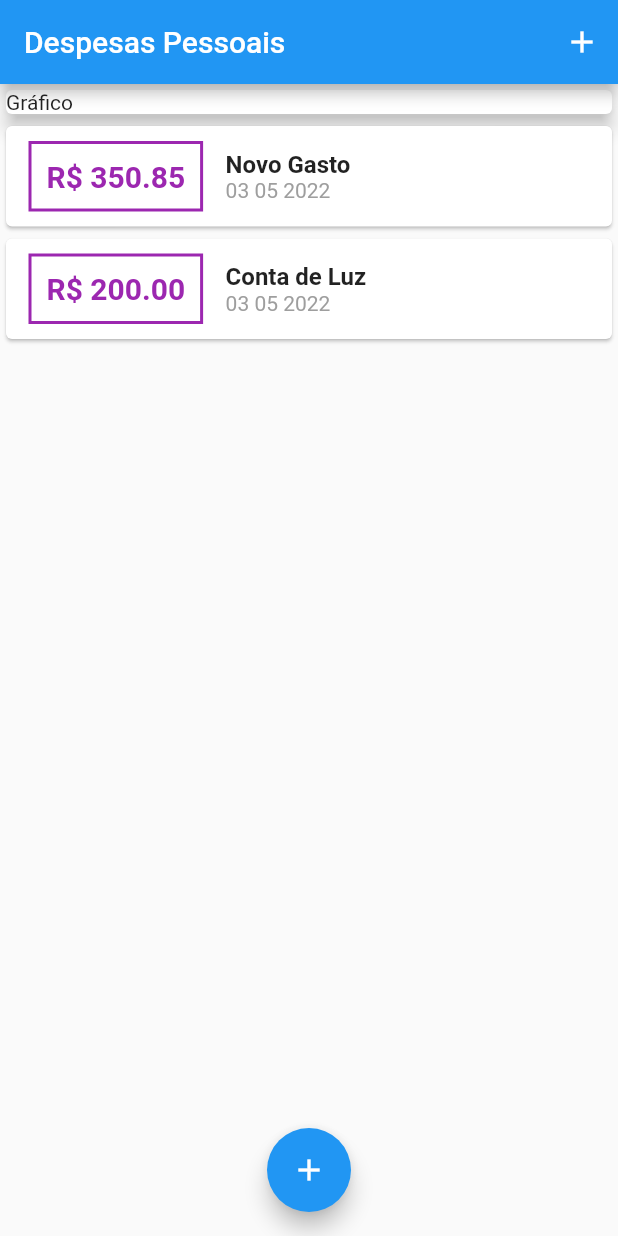
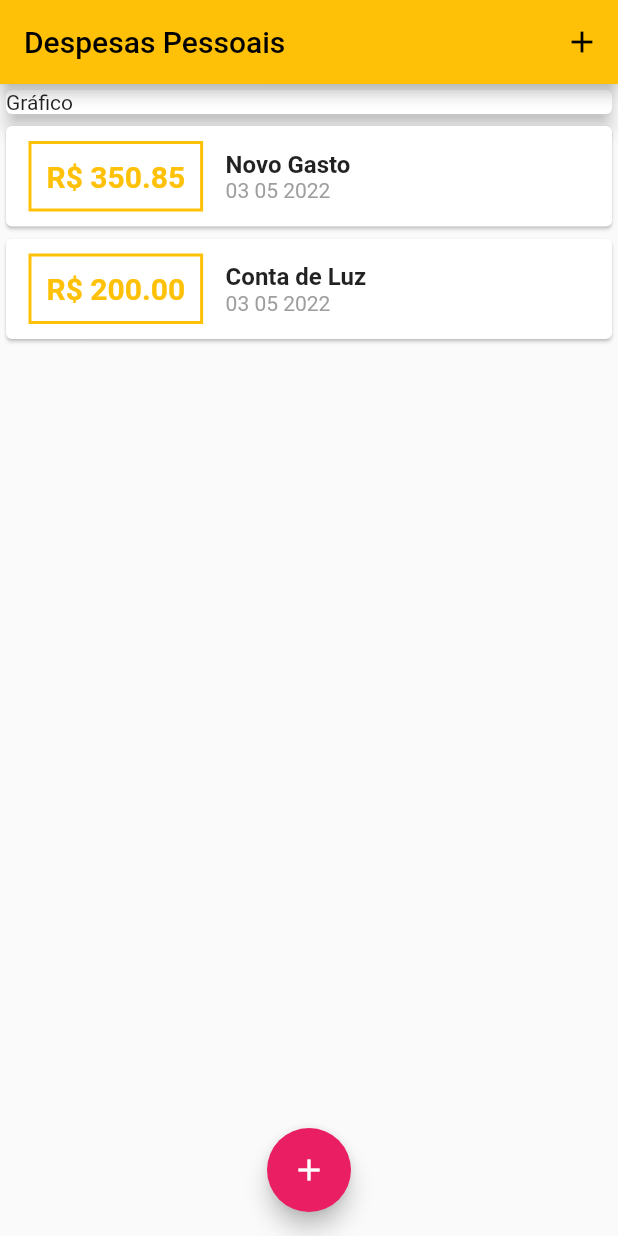
Before and after one commit to LucasWMedeiros/ProjetoGastosPessoais, a Flutter app: the screen it shows after launch, on a phone screen of 412 x 824 dp. Run offline on Flutter 3.47's test engine with Material 2 defaults, Android fonts, the phone set to English and light mode, and no system bars.

Commit message:
alterando esquema basico de cor do app

```diff
--- a/lib/componentes/transaction_form.dart
+++ b/lib/componentes/transaction_form.dart
@@ -1,9 +1,5 @@
 // ignore_for_file: prefer_const_constructors, deprecated_member_use, use_key_in_widget_constructors
-
-import 'dart:ffi';
-
 import 'package:flutter/material.dart';
-import 'package:flutter/services.dart';
 
 class TransactionForm extends StatefulWidget {
   final void Function(String, double) onSubmit;
--- a/lib/componentes/transaction_list.dart
+++ b/lib/componentes/transaction_list.dart
@@ -23,14 +23,14 @@ class TransactionList extends StatelessWidget {
               Container(
                 margin: EdgeInsets.symmetric(horizontal: 15, vertical: 10),
                 decoration: BoxDecoration(
-                    border: Border.all(color: Colors.purple, width: 2)),
+                    border: Border.all(color: Theme.of(context).colorScheme.primary, width: 2)),
                 padding: EdgeInsets.all(10),
                 child: Text(
                   'R\$ ${tr.value.toStringAsFixed(2)}',
                   style: TextStyle(
                       fontWeight: FontWeight.bold,
                       fontSize: 20,
-                      color: Colors.purple),
+                      color: Theme.of(context).colorScheme.primary),
                 ),
               ),
               Column(
--- a/lib/main.dart
+++ b/lib/main.dart
@@ -14,6 +14,10 @@ class ExpansesApp extends StatelessWidget {
   Widget build(BuildContext context) {
     return MaterialApp(
       home: MyHomePage(),
+      theme: ThemeData(
+        primarySwatch: Colors.amber,
+        accentColor: Colors.pink
+      ),
     );
   }
 }
@@ -41,6 +45,8 @@ class _MyHomePageState extends State<MyHomePage> {
     setState(() {
       _transaction.add(newTransaction);
     });
+
+    Navigator.of(context).pop();
   }
 
   _opneTransactionForm(BuildContext context) {
```
